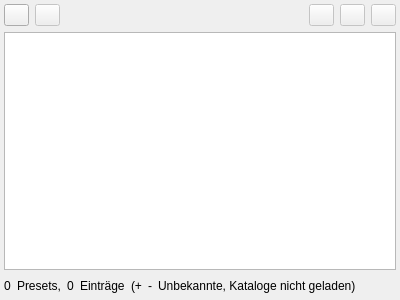
geoObserver/geobasis_loader, file resources/design_files/presets_tab.ui: the form before one commit.
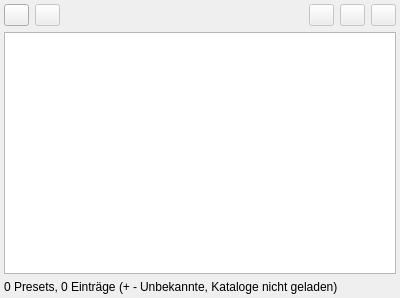
The form after the commit.

Commit message: fix(ui): adjust widget heights to make hint line the same hieght everywhere and removed spacing to layouts in hint lines of catalog, favorites, and presets tabs

```diff
--- a/resources/design_files/presets_tab.ui
+++ b/resources/design_files/presets_tab.ui
@@ -7,7 +7,7 @@
     <x>0</x>
     <y>0</y>
     <width>400</width>
-    <height>300</height>
+    <height>298</height>
    </rect>
   </property>
   <property name="windowTitle">
@@ -268,6 +268,9 @@
    <item>
     <widget class="QWidget" name="widget_2" native="true">
      <layout class="QHBoxLayout" name="horizontalLayout_2">
+      <property name="spacing">
+       <number>3</number>
+      </property>
       <property name="leftMargin">
        <number>0</number>
       </property>
@@ -335,6 +338,9 @@
       <item>
        <widget class="QWidget" name="missing_entries_widget" native="true">
         <layout class="QHBoxLayout" name="horizontalLayout_3">
+         <property name="spacing">
+          <number>3</number>
+         </property>
          <property name="leftMargin">
           <number>0</number>
          </property>
@@ -397,7 +403,7 @@
         <property name="sizeHint" stdset="0">
          <size>
           <width>40</width>
-          <height>20</height>
+          <height>0</height>
          </size>
         </property>
        </spacer>
```
The commit also changes 2 other files.
